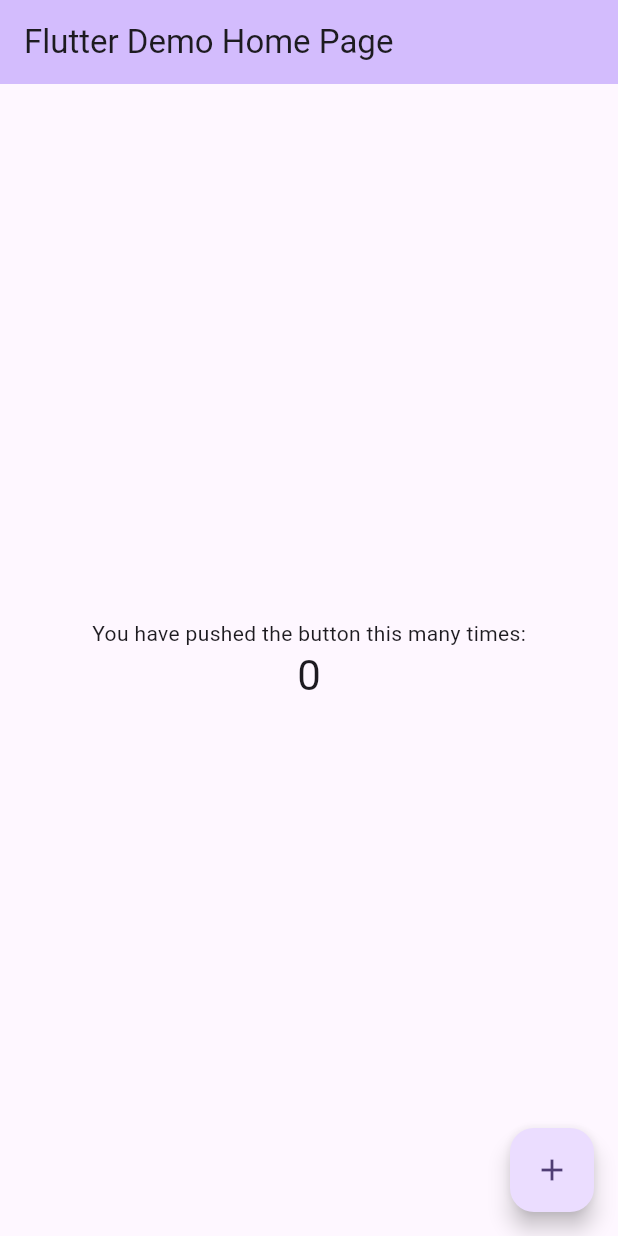
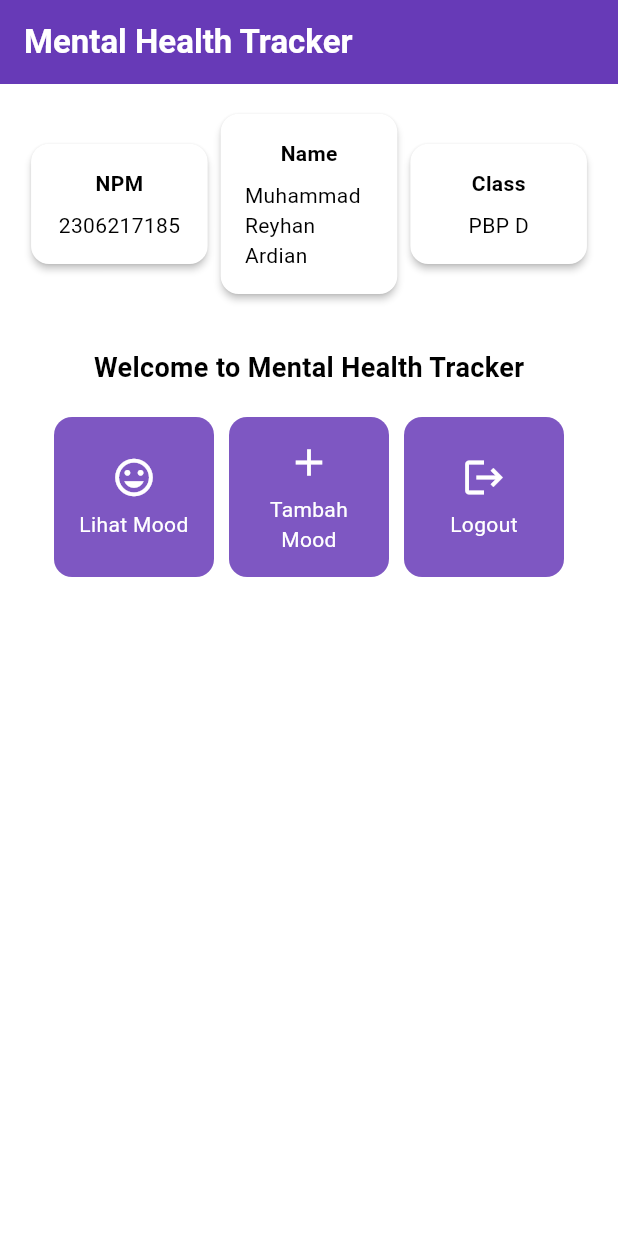
Before and after one commit to reyhanardian16/mental-health-tracker-mobile, a Flutter app: the screen it shows after launch, on a phone screen of 412 x 824 dp. Run offline on Flutter 3.47's test engine with Material 3 defaults, Android fonts, the phone set to English and light mode, and no system bars.

Commit message:
tutorial 6

```diff
--- a/lib/main.dart
+++ b/lib/main.dart
@@ -1,4 +1,5 @@
 import 'package:flutter/material.dart';
+import 'package:mental_health_tracker/menu.dart';
 
 void main() {
   runApp(const MyApp());
@@ -28,98 +29,11 @@ class MyApp extends StatelessWidget {
         //
         // This works for code too, not just values: Most code changes can be
         // tested with just a hot reload.
-        colorScheme: ColorScheme.fromSeed(seedColor: Colors.deepPurple),
-        useMaterial3: true,
+        colorScheme: ColorScheme.fromSwatch(
+          primarySwatch: Colors.deepPurple,
+        ).copyWith(secondary: Colors.deepPurple[400]),
       ),
-      home: const MyHomePage(title: 'Flutter Demo Home Page'),
+      home: MyHomePage(),
     );
   }
 }
-
-class MyHomePage extends StatefulWidget {
-  const MyHomePage({super.key, required this.title});
-
-  // This widget is the home page of your application. It is stateful, meaning
-  // that it has a State object (defined below) that contains fields that affect
-  // how it looks.
-
-  // This class is the configuration for the state. It holds the values (in this
-  // case the title) provided by the parent (in this case the App widget) and
-  // used by the build method of the State. Fields in a Widget subclass are
-  // always marked "final".
-
-  final String title;
-
-  @override
-  State<MyHomePage> createState() => _MyHomePageState();
-}
-
-class _MyHomePageState extends State<MyHomePage> {
-  int _counter = 0;
-
-  void _incrementCounter() {
-    setState(() {
-      // This call to setState tells the Flutter framework that something has
-      // changed in this State, which causes it to rerun the build method below
-      // so that the display can reflect the updated values. If we changed
-      // _counter without calling setState(), then the build method would not be
-      // called again, and so nothing would appear to happen.
-      _counter++;
-    });
-  }
-
-  @override
-  Widget build(BuildContext context) {
-    // This method is rerun every time setState is called, for instance as done
-    // by the _incrementCounter method above.
-    //
-    // The Flutter framework has been optimized to make rerunning build methods
-    // fast, so that you can just rebuild anything that needs updating rather
-    // than having to individually change instances of widgets.
-    return Scaffold(
-      appBar: AppBar(
-        // TRY THIS: Try changing the color here to a specific color (to
-        // Colors.amber, perhaps?) and trigger a hot reload to see the AppBar
-        // change color while the other colors stay the same.
-        backgroundColor: Theme.of(context).colorScheme.inversePrimary,
-        // Here we take the value from the MyHomePage object that was created by
-        // the App.build method, and use it to set our appbar title.
-        title: Text(widget.title),
-      ),
-      body: Center(
-        // Center is a layout widget. It takes a single child and positions it
-        // in the middle of the parent.
-        child: Column(
-          // Column is also a layout widget. It takes a list of children and
-          // arranges them vertically. By default, it sizes itself to fit its
-          // children horizontally, and tries to be as tall as its parent.
-          //
-          // Column has various properties to control how it sizes itself and
-          // how it positions its children. Here we use mainAxisAlignment to
-          // center the children vertically; the main axis here is the vertical
-          // axis because Columns are vertical (the cross axis would be
-          // horizontal).
-          //
-          // TRY THIS: Invoke "debug painting" (choose the "Toggle Debug Paint"
-          // action in the IDE, or press "p" in the console), to see the
-          // wireframe for each widget.
-          mainAxisAlignment: MainAxisAlignment.center,
-          children: <Widget>[
-            const Text(
-              'You have pushed the button this many times:',
-            ),
-            Text(
-              '$_counter',
-              style: Theme.of(context).textTheme.headlineMedium,
-            ),
-          ],
-        ),
-      ),
-      floatingActionButton: FloatingActionButton(
-        onPressed: _incrementCounter,
-        tooltip: 'Increment',
-        child: const Icon(Icons.add),
-      ), // This trailing comma makes auto-formatting nicer for build methods.
-    );
-  }
-}
--- /dev/null
+++ b/lib/menu.dart
@@ -0,0 +1,279 @@
+import 'package:flutter/material.dart';
+
+// class MyHomePage extends StatefulWidget {
+//   // const MyHomePage({super.key, required this.title});
+
+//   // // This widget is the home page of your application. It is stateful, meaning
+//   // // that it has a State object (defined below) that contains fields that affect
+//   // // how it looks.
+
+//   // // This class is the configuration for the state. It holds the values (in this
+//   // // case the title) provided by the parent (in this case the App widget) and
+//   // // used by the build method of the State. Fields in a Widget subclass are
+//   // // always marked "final".
+
+//   // final String title;
+
+//   // @override
+//   // State<MyHomePage> createState() => _MyHomePageState();
+// }
+
+class MyHomePage extends StatelessWidget {
+  final String npm = '2306217185'; // NPM
+  final String name = 'Muhammad Reyhan Ardian'; // Nama
+  final String className = 'PBP D'; // Kelas
+  final List<ItemHomepage> items = [
+    ItemHomepage("Lihat Mood", Icons.mood),
+    ItemHomepage("Tambah Mood", Icons.add),
+    ItemHomepage("Logout", Icons.logout),
+  ];
+
+  MyHomePage({super.key});
+
+  @override
+  Widget build(BuildContext context) {
+    // Scaffold menyediakan struktur dasar halaman dengan AppBar dan body.
+    return Scaffold(
+      // AppBar adalah bagian atas halaman yang menampilkan judul.
+      appBar: AppBar(
+        // Judul aplikasi "Mental Health Tracker" dengan teks putih dan tebal.
+        title: const Text(
+          'Mental Health Tracker',
+          style: TextStyle(
+            color: Colors.white,
+            fontWeight: FontWeight.bold,
+          ),
+        ),
+        // Warna latar belakang AppBar diambil dari skema warna tema aplikasi.
+        backgroundColor: Theme.of(context).colorScheme.primary,
+      ),
+      // Body halaman dengan padding di sekelilingnya.
+      body: Padding(
+        padding: const EdgeInsets.all(16.0),
+        // Menyusun widget secara vertikal dalam sebuah kolom.
+        child: Column(
+          crossAxisAlignment: CrossAxisAlignment.center,
+          children: [
+            // Row untuk menampilkan 3 InfoCard secara horizontal.
+            Row(
+              mainAxisAlignment: MainAxisAlignment.spaceEvenly,
+              children: [
+                InfoCard(title: 'NPM', content: npm),
+                InfoCard(title: 'Name', content: name),
+                InfoCard(title: 'Class', content: className),
+              ],
+            ),
+
+            // Memberikan jarak vertikal 16 unit.
+            const SizedBox(height: 16.0),
+
+            // Menempatkan widget berikutnya di tengah halaman.
+            Center(
+              child: Column(
+                // Menyusun teks dan grid item secara vertikal.
+
+                children: [
+                  // Menampilkan teks sambutan dengan gaya tebal dan ukuran 18.
+                  const Padding(
+                    padding: EdgeInsets.only(top: 16.0),
+                    child: Text(
+                      'Welcome to Mental Health Tracker',
+                      style: TextStyle(
+                        fontWeight: FontWeight.bold,
+                        fontSize: 18.0,
+                      ),
+                    ),
+                  ),
+
+                  // Grid untuk menampilkan ItemCard dalam bentuk grid 3 kolom.
+                  GridView.count(
+                    primary: true,
+                    padding: const EdgeInsets.all(20),
+                    crossAxisSpacing: 10,
+                    mainAxisSpacing: 10,
+                    crossAxisCount: 3,
+                    // Agar grid menyesuaikan tinggi kontennya.
+                    shrinkWrap: true,
+
+                    // Menampilkan ItemCard untuk setiap item dalam list items.
+                    children: items.map((ItemHomepage item) {
+                      return ItemCard(item);
+                    }).toList(),
+                  ),
+                ],
+              ),
+            ),
+          ],
+        ),
+      ),
+    );
+  }
+
+
+
+}
+
+// class _MyHomePageState extends State<MyHomePage> {
+//   int _counter = 0;
+
+//   void _incrementCounter() {
+//     setState(() {
+//       // This call to setState tells the Flutter framework that something has
+//       // changed in this State, which causes it to rerun the build method below
+//       // so that the display can reflect the updated values. If we changed
+//       // _counter without calling setState(), then the build method would not be
+//       // called again, and so nothing would appear to happen.
+//       _counter++;
+//     });
+//   }
+
+//   @override
+//   Widget build(BuildContext context) {
+//     // This method is rerun every time setState is called, for instance as done
+//     // by the _incrementCounter method above.
+//     //
+//     // The Flutter framework has been optimized to make rerunning build methods
+//     // fast, so that you can just rebuild anything that needs updating rather
+//     // than having to individually change instances of widgets.
+//     return Scaffold(
+//       appBar: AppBar(
+//         // TRY THIS: Try changing the color here to a specific color (to
+//         // Colors.amber, perhaps?) and trigger a hot reload to see the AppBar
+//         // change color while the other colors stay the same.
+//         backgroundColor: Theme.of(context).colorScheme.inversePrimary,
+//         // Here we take the value from the MyHomePage object that was created by
+//         // the App.build method, and use it to set our appbar title.
+//         title: Text(widget.title),
+//       ),
+//       body: Center(
+//         // Center is a layout widget. It takes a single child and positions it
+//         // in the middle of the parent.
+//         child: Column(
+//           // Column is also a layout widget. It takes a list of children and
+//           // arranges them vertically. By default, it sizes itself to fit its
+//           // children horizontally, and tries to be as tall as its parent.
+//           //
+//           // Column has various properties to control how it sizes itself and
+//           // how it positions its children. Here we use mainAxisAlignment to
+//           // center the children vertically; the main axis here is the vertical
+//           // axis because Columns are vertical (the cross axis would be
+//           // horizontal).
+//           //
+//           // TRY THIS: Invoke "debug painting" (choose the "Toggle Debug Paint"
+//           // action in the IDE, or press "p" in the console), to see the
+//           // wireframe for each widget.
+//           mainAxisAlignment: MainAxisAlignment.center,
+//           children: <Widget>[
+//             const Text(
+//               'You have pushed the button this many times:',
+//             ),
+//             Text(
+//               '$_counter',
+//               style: Theme.of(context).textTheme.headlineMedium,
+//             ),
+//           ],
+//         ),
+//       ),
+//       floatingActionButton: FloatingActionButton(
+//         onPressed: _incrementCounter,
+//         tooltip: 'Increment',
+//         child: const Icon(Icons.add),
+//       ), // This trailing comma makes auto-formatting nicer for build methods.
+//     );
+//   }
+// }
+
+
+class InfoCard extends StatelessWidget {
+  // Kartu informasi yang menampilkan title dan content.
+
+  final String title;  // Judul kartu.
+  final String content;  // Isi kartu.
+
+  const InfoCard({super.key, required this.title, required this.content});
+
+  @override
+  Widget build(BuildContext context) {
+    return Card(
+      // Membuat kotak kartu dengan bayangan dibawahnya.
+      elevation: 2.0,
+      child: Container(
+        // Mengatur ukuran dan jarak di dalam kartu.
+        width: MediaQuery.of(context).size.width / 3.5, // menyesuaikan dengan lebar device yang digunakan.
+        padding: const EdgeInsets.all(16.0),
+        // Menyusun title dan content secara vertikal.
+        child: Column(
+          children: [
+            Text(
+              title,
+              style: const TextStyle(fontWeight: FontWeight.bold),
+            ),
+            const SizedBox(height: 8.0),
+            Text(content),
+          ],
+        ),
+      ),
+    );
+  }
+}
+
+class ItemHomepage {
+    final String name;
+    final IconData icon;
+
+    ItemHomepage(this.name, this.icon);
+}
+
+class ItemCard extends StatelessWidget {
+  // Menampilkan kartu dengan ikon dan nama.
+
+  final ItemHomepage item;
+
+  const ItemCard(this.item, {super.key});
+
+  @override
+  Widget build(BuildContext context) {
+    return Material(
+      // Menentukan warna latar belakang dari tema aplikasi.
+      color: Theme.of(context).colorScheme.secondary,
+      // Membuat sudut kartu melengkung.
+      borderRadius: BorderRadius.circular(12),
+
+      child: InkWell(
+        // Aksi ketika kartu ditekan.
+        onTap: () {
+          // Menampilkan pesan SnackBar saat kartu ditekan.
+          ScaffoldMessenger.of(context)
+            ..hideCurrentSnackBar()
+            ..showSnackBar(
+              SnackBar(content: Text("Kamu telah menekan tombol ${item.name}!"))
+            );
+        },
+        // Container untuk menyimpan Icon dan Text
+        child: Container(
+          padding: const EdgeInsets.all(8),
+          child: Center(
+            child: Column(
+              // Menyusun ikon dan teks di tengah kartu.
+              mainAxisAlignment: MainAxisAlignment.center,
+              children: [
+                Icon(
+                  item.icon,
+                  color: Colors.white,
+                  size: 30.0,
+                ),
+                const Padding(padding: EdgeInsets.all(3)),
+                Text(
+                  item.name,
+                  textAlign: TextAlign.center,
+                  style: const TextStyle(color: Colors.white),
+                ),
+              ],
+            ),
+          ),
+        ),
+      ),
+    );
+  }
+
+}
```
